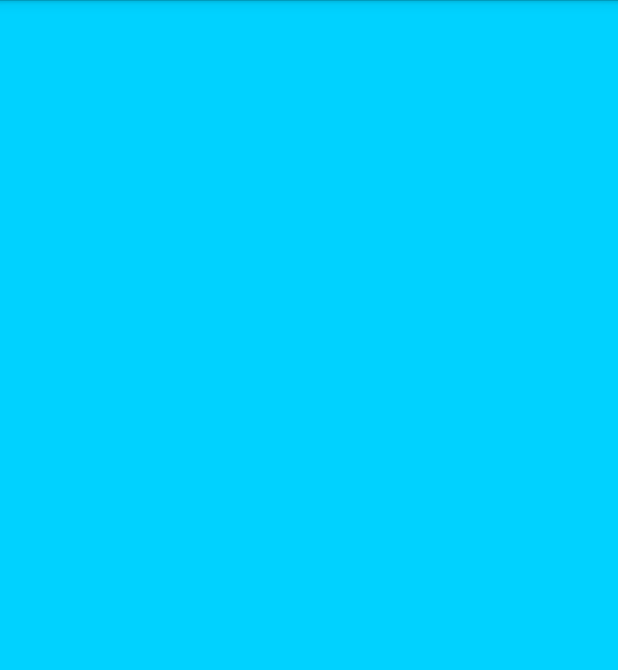
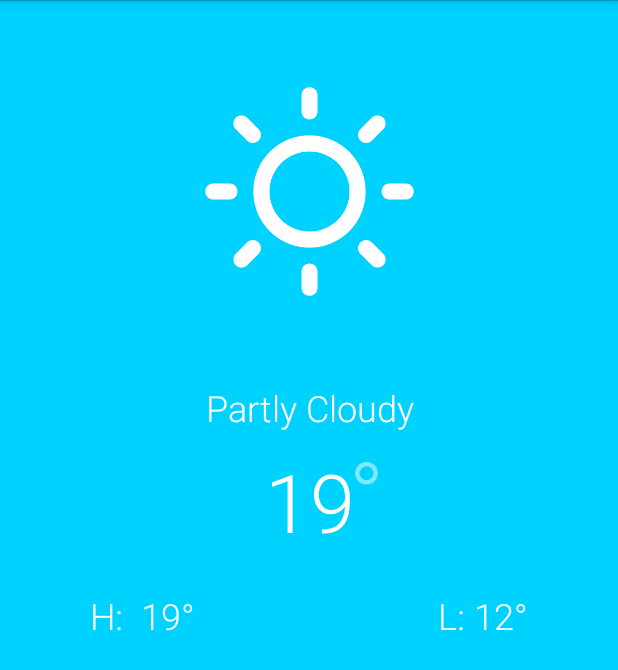
Before and after one commit to JesusJaimeCano/ColorWeather, an Android app: the screen it shows after launch (MainActivity), on a phone screen of 412 x 824 dp. Shown: the top 670 px of the screen. Run offline under Robolectric (Android 15) with nearby library versions, the phone set to English and light mode, and no system bars.

Commit message:
LayoutsAvanzadosEnAndroid  (Video 72) y Solo Portrait Mode

```diff
--- a/app/src/main/AndroidManifest.xml
+++ b/app/src/main/AndroidManifest.xml
@@ -9,7 +9,7 @@
         android:roundIcon="@mipmap/ic_launcher_round"
         android:supportsRtl="true"
         android:theme="@style/AppTheme">
-        <activity android:name=".MainActivity">
+        <activity android:name=".MainActivity" android:screenOrientation="portrait">
             <intent-filter>
                 <action android:name="android.intent.action.MAIN" />
 
--- a/app/src/main/res/layout/activity_main.xml
+++ b/app/src/main/res/layout/activity_main.xml
@@ -7,4 +7,74 @@
     tools:context="com.example.jesus.colorweather.MainActivity"
     android:background="#00D2FF">
 
+    <ImageView
+        android:id="@+id/iconImageView"
+        android:layout_width="wrap_content"
+        android:layout_height="wrap_content"
+        android:layout_marginTop="40dp"
+        android:src="@drawable/clear_day"
+        app:layout_constraintEnd_toEndOf="parent"
+        app:layout_constraintStart_toStartOf="parent"
+        app:layout_constraintTop_toTopOf="parent" />
+
+    <TextView
+        android:id="@+id/descriptionTextView"
+        android:layout_width="wrap_content"
+        android:layout_height="wrap_content"
+        android:layout_marginTop="40dp"
+        android:fontFamily="sans-serif-light"
+        android:text="Partly Cloudy"
+        android:textColor="#FFFFFF"
+        android:textSize="24sp"
+        app:layout_constraintEnd_toEndOf="@+id/iconImageView"
+        app:layout_constraintStart_toStartOf="@+id/iconImageView"
+        app:layout_constraintTop_toBottomOf="@+id/iconImageView" />
+
+    <TextView
+        android:id="@+id/currentTempTextView"
+        android:layout_width="wrap_content"
+        android:layout_height="wrap_content"
+        android:layout_marginTop="10dp"
+        android:fontFamily="sans-serif-light"
+        android:text="19"
+        android:textColor="#FFF"
+        android:textSize="54sp"
+        app:layout_constraintEnd_toEndOf="@+id/descriptionTextView"
+        app:layout_constraintStart_toStartOf="@+id/descriptionTextView"
+        app:layout_constraintTop_toBottomOf="@+id/descriptionTextView" />
+
+    <ImageView
+        android:id="@+id/degreeImageView"
+        android:layout_width="15dp"
+        android:layout_height="15dp"
+        android:layout_marginTop="20dp"
+        android:src="@drawable/degree"
+        app:layout_constraintStart_toEndOf="@+id/currentTempTextView"
+        app:layout_constraintTop_toBottomOf="@+id/descriptionTextView" />
+
+    <TextView
+        android:id="@+id/highestTempTextView"
+        android:layout_width="wrap_content"
+        android:layout_height="wrap_content"
+        android:layout_marginLeft="60dp"
+        android:layout_marginTop="24dp"
+        android:fontFamily="sans-serif-light"
+        android:text="H:  19°"
+        android:textColor="#FFF"
+        android:textSize="24sp"
+        app:layout_constraintStart_toStartOf="parent"
+        app:layout_constraintTop_toBottomOf="@+id/currentTempTextView" />
+
+    <TextView
+        android:id="@+id/lowestTempTextView"
+        android:layout_width="wrap_content"
+        android:layout_height="wrap_content"
+        android:layout_marginRight="60dp"
+        android:layout_marginTop="24dp"
+        android:fontFamily="sans-serif-light"
+        android:text="L: 12°"
+        android:textColor="#FFF"
+        android:textSize="24sp"
+        app:layout_constraintEnd_toEndOf="parent"
+        app:layout_constraintTop_toBottomOf="@+id/currentTempTextView" />
 </android.support.constraint.ConstraintLayout>
```
